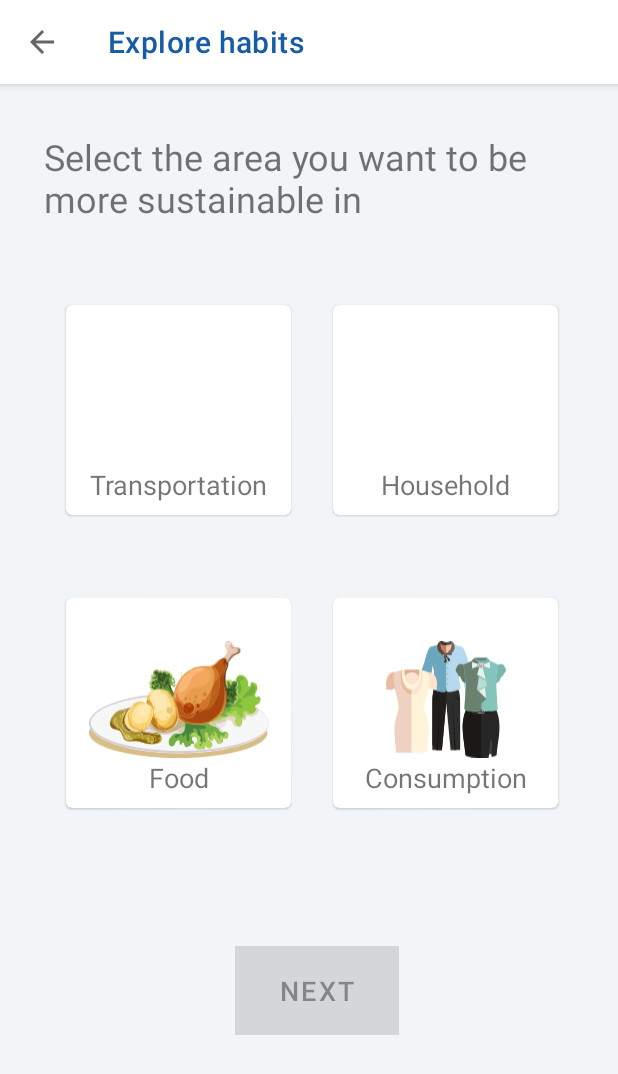
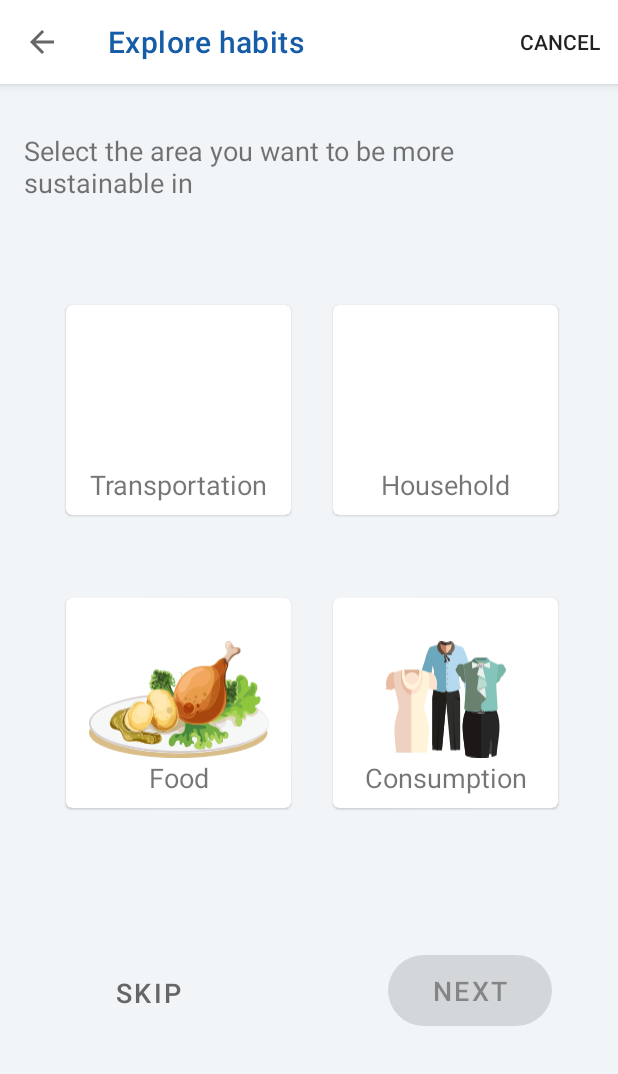
Before and after one commit to luksurious/hci-sustainabilitycoach, an Android app: the ExploreActivity screen opened directly, with no data from a screen before it, on a phone screen of 412 x 824 dp. Shown: the top 1074 px of the screen. Run offline under Robolectric (Android 15) with nearby library versions, the phone set to English and light mode, and no system bars.

Commit message:
add skip and cancel buttons to explore, organize code a bit

```diff
--- a/app/src/main/AndroidManifest.xml
+++ b/app/src/main/AndroidManifest.xml
@@ -22,7 +22,7 @@
         </activity>
 
         <activity
-            android:name=".ExploreActivity"
+            android:name=".explore.ExploreActivity"
             android:parentActivityName=".MainActivity" />
     </application>
 
--- a/app/src/main/java/eu/eitdigital/hcid/sustainabilitycoach/HomeFragment.kt
+++ b/app/src/main/java/eu/eitdigital/hcid/sustainabilitycoach/HomeFragment.kt
@@ -6,6 +6,7 @@ import android.view.LayoutInflater
 import android.view.View
 import android.view.ViewGroup
 import androidx.fragment.app.Fragment
+import eu.eitdigital.hcid.sustainabilitycoach.explore.ExploreActivity
 import kotlinx.android.synthetic.main.home_fragment.*
 
 class HomeFragment() : Fragment() {
--- a/app/src/main/java/eu/eitdigital/hcid/sustainabilitycoach/ExploreActivity.kt
+++ b/app/src/main/java/eu/eitdigital/hcid/sustainabilitycoach/explore/ExploreActivity.kt
@@ -1,16 +1,23 @@
-package eu.eitdigital.hcid.sustainabilitycoach
+package eu.eitdigital.hcid.sustainabilitycoach.explore
 
+import android.content.Intent
 import androidx.appcompat.app.AppCompatActivity
 import android.os.Bundle
+import android.view.Menu
 import android.view.MenuItem
 import android.widget.Toast
-import androidx.core.app.NavUtils
 import androidx.fragment.app.Fragment
+import com.google.android.material.snackbar.Snackbar
+import eu.eitdigital.hcid.sustainabilitycoach.MainActivity
+import eu.eitdigital.hcid.sustainabilitycoach.R
+import eu.eitdigital.hcid.sustainabilitycoach.model.ExploreFilters
 import kotlinx.android.synthetic.main.activity_explore.*
 
-class ExploreActivity : AppCompatActivity(), ExploreFragmentInteractionListener {
+class ExploreActivity : AppCompatActivity(),
+    ExploreFragmentInteractionListener {
 
-    var filters: ExploreFilters = ExploreFilters("", "")
+    var filters: ExploreFilters =
+        ExploreFilters("", "")
 
     var state: String = ""
 
@@ -26,15 +33,25 @@ class ExploreActivity : AppCompatActivity(), ExploreFragmentInteractionListener
     }
 
     private fun showCategorySelection(addToStack: Boolean = true) {
-        openFragment(ExploreCategoryFragment.newInstance(filters.category), addToStack)
+        openFragment(
+            ExploreCategoryFragment.newInstance(
+                filters.category
+            ), addToStack)
     }
     private fun showDifficultySelection(addToStack: Boolean = true) {
         state = ExploreDifficultyFragment.STEP
-        openFragment(ExploreDifficultyFragment.newInstance(filters.difficulty), addToStack)
+        openFragment(
+            ExploreDifficultyFragment.newInstance(
+                filters.difficulty
+            ), addToStack)
     }
     private fun showResultsSelection(addToStack: Boolean = true) {
         state = ExploreResultsFragment.STEP
-        openFragment(ExploreResultsFragment.newInstance(filters.category, filters.difficulty), addToStack)
+        openFragment(
+            ExploreResultsFragment.newInstance(
+                filters.category,
+                filters.difficulty
+            ), addToStack)
     }
 
     private fun openFragment(fragment: Fragment, addToBackStack: Boolean = true) {
@@ -57,6 +74,11 @@ class ExploreActivity : AppCompatActivity(), ExploreFragmentInteractionListener
         }
     }
 
+    override fun onCreateOptionsMenu(menu: Menu?): Boolean {
+        menuInflater.inflate(R.menu.explore_options, menu)
+        return true
+    }
+
     override fun goBackToCategorySelection() {
         // TODO: does this work in any scenario/flow;
         //  is there a state where you enter results without coming from the selection process?
@@ -73,6 +95,11 @@ class ExploreActivity : AppCompatActivity(), ExploreFragmentInteractionListener
 
                 return true
             }
+            R.id.explore_cancel -> {
+                val intent = Intent(this, MainActivity::class.java)
+                intent.flags = Intent.FLAG_ACTIVITY_CLEAR_TASK or Intent.FLAG_ACTIVITY_NEW_TASK
+                startActivity(intent)
+            }
         }
         return super.onOptionsItemSelected(item)
     }
@@ -83,4 +110,10 @@ class ExploreActivity : AppCompatActivity(), ExploreFragmentInteractionListener
     override fun setDifficultySelection(difficulty: String) {
         filters.difficulty = difficulty
     }
+
+    override fun showUnsupportedActionMessage() {
+        Snackbar.make(fragment_container, "This selection is currently not supported!", Snackbar.LENGTH_LONG)
+            .show()
+    }
+
 }
--- a/app/src/main/java/eu/eitdigital/hcid/sustainabilitycoach/ExploreCategoryFragment.kt
+++ b/app/src/main/java/eu/eitdigital/hcid/sustainabilitycoach/explore/ExploreCategoryFragment.kt
@@ -1,4 +1,4 @@
-package eu.eitdigital.hcid.sustainabilitycoach
+package eu.eitdigital.hcid.sustainabilitycoach.explore
 
 import android.content.Context
 import android.os.Bundle
@@ -8,6 +8,8 @@ import android.view.View
 import android.view.ViewGroup
 import com.google.android.material.card.MaterialCardView
 import com.google.android.material.snackbar.Snackbar
+import eu.eitdigital.hcid.sustainabilitycoach.R
+import eu.eitdigital.hcid.sustainabilitycoach.model.Category
 import kotlinx.android.synthetic.main.fragment_explore_category.*
 
 private const val ARG_CATEGORY = "category"
@@ -53,8 +55,7 @@ class ExploreCategoryFragment : Fragment() {
 
         next_button.setOnClickListener {
             if (activeCategories.size != 1 || !activeCategories.contains(Category.FOOD.category)) {
-                Snackbar.make(card_category_food, "This selection is currently not supported!", Snackbar.LENGTH_LONG)
-                    .show()
+                listener?.showUnsupportedActionMessage()
 
                 return@setOnClickListener
             }
@@ -66,6 +67,8 @@ class ExploreCategoryFragment : Fragment() {
         if (activeCategories.size == 0) {
             next_button.isEnabled = false
         }
+
+        skip_button.setOnClickListener { listener?.showUnsupportedActionMessage() }
     }
 
     private fun toggleCategorySelection(category: Category, card: MaterialCardView) {
--- a/app/src/main/java/eu/eitdigital/hcid/sustainabilitycoach/ExploreDifficultyFragment.kt
+++ b/app/src/main/java/eu/eitdigital/hcid/sustainabilitycoach/explore/ExploreDifficultyFragment.kt
@@ -1,4 +1,4 @@
-package eu.eitdigital.hcid.sustainabilitycoach
+package eu.eitdigital.hcid.sustainabilitycoach.explore
 
 import android.content.Context
 import android.os.Bundle
@@ -7,6 +7,8 @@ import android.view.LayoutInflater
 import android.view.View
 import android.view.ViewGroup
 import com.google.android.material.snackbar.Snackbar
+import eu.eitdigital.hcid.sustainabilitycoach.R
+import eu.eitdigital.hcid.sustainabilitycoach.model.Difficulty
 import kotlinx.android.synthetic.main.fragment_explore_difficulty.*
 import kotlinx.android.synthetic.main.fragment_explore_difficulty.next_button
 
@@ -67,6 +69,8 @@ class ExploreDifficultyFragment : Fragment() {
             Difficulty.MEDIUM.difficulty -> difficulty_button_group.check(R.id.button_medium)
             Difficulty.DIFFICULT.difficulty -> difficulty_button_group.check(R.id.button_difficult)
         }
+
+        skip_button.setOnClickListener { listener?.showUnsupportedActionMessage() }
     }
 
     override fun onAttach(context: Context) {
--- a/app/src/main/java/eu/eitdigital/hcid/sustainabilitycoach/ExploreFragmentInteractionListener.kt
+++ b/app/src/main/java/eu/eitdigital/hcid/sustainabilitycoach/explore/ExploreFragmentInteractionListener.kt
@@ -1,4 +1,4 @@
-package eu.eitdigital.hcid.sustainabilitycoach
+package eu.eitdigital.hcid.sustainabilitycoach.explore
 
 /**
  * This interface must be implemented by activities that contain this
@@ -19,4 +19,6 @@ interface ExploreFragmentInteractionListener {
     fun setDifficultySelection(difficulty: String)
 
     fun goBackToCategorySelection()
+
+    fun showUnsupportedActionMessage()
 }
--- a/app/src/main/java/eu/eitdigital/hcid/sustainabilitycoach/ExploreResultsFragment.kt
+++ b/app/src/main/java/eu/eitdigital/hcid/sustainabilitycoach/explore/ExploreResultsFragment.kt
@@ -1,12 +1,12 @@
-package eu.eitdigital.hcid.sustainabilitycoach
+package eu.eitdigital.hcid.sustainabilitycoach.explore
 
 import android.content.Context
-import android.content.Intent
 import android.os.Bundle
 import androidx.fragment.app.Fragment
 import android.view.LayoutInflater
 import android.view.View
 import android.view.ViewGroup
+import eu.eitdigital.hcid.sustainabilitycoach.R
 import kotlinx.android.synthetic.main.fragment_explore_results.*
 
 
--- a/app/src/main/java/eu/eitdigital/hcid/sustainabilitycoach/Category.kt
+++ b/app/src/main/java/eu/eitdigital/hcid/sustainabilitycoach/model/Category.kt
@@ -1,4 +1,4 @@
-package eu.eitdigital.hcid.sustainabilitycoach
+package eu.eitdigital.hcid.sustainabilitycoach.model
 
 enum class Category(val category: String) {
     FOOD("Food"),
--- a/app/src/main/java/eu/eitdigital/hcid/sustainabilitycoach/Difficulty.kt
+++ b/app/src/main/java/eu/eitdigital/hcid/sustainabilitycoach/model/Difficulty.kt
@@ -1,4 +1,4 @@
-package eu.eitdigital.hcid.sustainabilitycoach
+package eu.eitdigital.hcid.sustainabilitycoach.model
 
 enum class Difficulty(val difficulty: String) {
     EASY("Easy"),
--- a/app/src/main/java/eu/eitdigital/hcid/sustainabilitycoach/ExploreFilters.kt
+++ b/app/src/main/java/eu/eitdigital/hcid/sustainabilitycoach/model/ExploreFilters.kt
@@ -1,3 +1,3 @@
-package eu.eitdigital.hcid.sustainabilitycoach
+package eu.eitdigital.hcid.sustainabilitycoach.model
 
 data class ExploreFilters(var category: String, var difficulty: String)
--- a/app/src/main/res/layout/activity_details_dialog.xml
+++ b/app/src/main/res/layout/activity_details_dialog.xml
@@ -4,7 +4,7 @@
     xmlns:tools="http://schemas.android.com/tools"
     android:layout_width="match_parent"
     android:layout_height="match_parent"
-    tools:context=".ExploreActivity">
+    tools:context=".explore.ExploreActivity">
 
     <ImageView
             android:layout_width="413dp"
--- a/app/src/main/res/layout/activity_explore.xml
+++ b/app/src/main/res/layout/activity_explore.xml
@@ -4,7 +4,7 @@
     xmlns:tools="http://schemas.android.com/tools"
     android:layout_width="match_parent"
     android:layout_height="match_parent"
-    tools:context=".ExploreActivity">
+    tools:context=".explore.ExploreActivity">
 
     <com.google.android.material.appbar.AppBarLayout
         android:id="@+id/appBarLayout"
--- a/app/src/main/res/layout/fragment_explore_category.xml
+++ b/app/src/main/res/layout/fragment_explore_category.xml
@@ -4,22 +4,22 @@
                                                    xmlns:app="http://schemas.android.com/apk/res-auto"
                                                    android:layout_width="match_parent"
                                                    android:layout_height="match_parent"
-                                                   tools:context=".ExploreCategoryFragment"
+                                                   tools:context=".explore.ExploreCategoryFragment"
                                                    android:background="#FFFFFF"
                                                    android:backgroundTint="@color/backgroundColour">
 
     <TextView
         android:id="@+id/textView2"
-            android:layout_width="354dp"
+        android:layout_width="0dp"
         android:layout_height="60dp"
-            android:layout_marginStart="8dp"
+        android:layout_marginStart="16dp"
         android:layout_marginTop="32dp"
-            android:layout_marginEnd="8dp"
+        android:layout_marginEnd="16dp"
         android:text="@string/explore_category_text"
-            android:textSize="24sp"
+        android:textSize="18sp"
         app:layout_constraintEnd_toEndOf="parent"
         app:layout_constraintStart_toStartOf="parent"
-            app:layout_constraintTop_toTopOf="parent"/>
+        app:layout_constraintTop_toTopOf="parent" />
 
     <com.google.android.material.card.MaterialCardView
             android:id="@+id/card_category_transportation"
@@ -47,7 +47,7 @@
                     android:layout_marginStart="8dp"
                     android:layout_marginEnd="8dp"
                     android:layout_marginBottom="8dp"
-                    android:text="Transportation"
+                    android:text="@string/category_transportation"
                     android:textSize="18sp"
                     app:layout_constraintBottom_toBottomOf="parent"
                     app:layout_constraintEnd_toEndOf="parent"
@@ -78,7 +78,7 @@
                     android:layout_marginStart="8dp"
                     android:layout_marginEnd="8dp"
                     android:layout_marginBottom="8dp"
-                    android:text="Household"
+                    android:text="@string/category_household"
                     android:textSize="18sp"
                     app:layout_constraintBottom_toBottomOf="parent"
                     app:layout_constraintEnd_toEndOf="parent"
@@ -126,7 +126,7 @@
                     android:layout_marginStart="8dp"
                     android:layout_marginEnd="8dp"
                     android:layout_marginBottom="8dp"
-                    android:text="Food"
+                    android:text="@string/category_food"
                     android:textSize="18sp"
                     app:layout_constraintBottom_toBottomOf="parent"
                     app:layout_constraintEnd_toEndOf="parent"
@@ -169,7 +169,7 @@
                     android:layout_marginStart="8dp"
                     android:layout_marginEnd="8dp"
                     android:layout_marginBottom="8dp"
-                    android:text="Consumption"
+                    android:text="@string/category_consumption"
                     android:textSize="18sp"
                     app:layout_constraintBottom_toBottomOf="parent"
                     app:layout_constraintEnd_toEndOf="parent"
@@ -178,22 +178,39 @@
     </com.google.android.material.card.MaterialCardView>
 
     <com.google.android.material.button.MaterialButton
+        android:id="@+id/skip_button"
+        android:layout_width="109dp"
+        android:layout_height="59dp"
+        android:layout_marginStart="16dp"
+        android:layout_marginTop="8dp"
+        android:layout_marginEnd="8dp"
+        android:layout_marginBottom="8dp"
+        android:text="@string/explore_button_skip"
+        android:textSize="18sp"
+        style="@style/AppTheme.MaterialButton.Text"
+        app:cornerRadius="24dp"
+        app:layout_constraintBottom_toBottomOf="parent"
+        app:layout_constraintEnd_toEndOf="parent"
+        app:layout_constraintHorizontal_bias="0.1"
+        app:layout_constraintStart_toStartOf="parent"
+        app:layout_constraintTop_toBottomOf="@+id/textView2"
+        app:layout_constraintVertical_bias="0.793" />
+
+    <com.google.android.material.button.MaterialButton
         android:id="@+id/next_button"
         android:layout_width="109dp"
         android:layout_height="59dp"
-            android:layout_marginStart="20dp"
-            android:layout_marginEnd="8dp"
+        android:layout_marginStart="8dp"
+        android:layout_marginEnd="16dp"
         android:layout_marginBottom="8dp"
-            android:background="#FFFFFF"
-            android:backgroundTint="@color/colorAccent"
         android:text="@string/explore_button_next"
         android:textSize="18sp"
-            app:cornerRadius="30dp"
+        app:cornerRadius="24dp"
         app:layout_constraintBottom_toBottomOf="parent"
         app:layout_constraintEnd_toEndOf="parent"
-            app:layout_constraintHorizontal_bias="0.498"
+        app:layout_constraintHorizontal_bias="0.9"
         app:layout_constraintStart_toStartOf="parent"
         app:layout_constraintTop_toBottomOf="@+id/textView2"
-            app:layout_constraintVertical_bias="0.793"/>
+        app:layout_constraintVertical_bias="0.793" />
 
 </androidx.constraintlayout.widget.ConstraintLayout>
--- a/app/src/main/res/layout/fragment_explore_results.xml
+++ b/app/src/main/res/layout/fragment_explore_results.xml
@@ -6,7 +6,7 @@
         android:layout_width="match_parent"
         android:orientation="vertical"
         android:layout_height="match_parent"
-        tools:context=".ExploreResultsFragment"
+        tools:context=".explore.ExploreResultsFragment"
         android:backgroundTint="@color/backgroundColour"
         android:background="#F1F5F8">
     <ScrollView
--- /dev/null
+++ b/app/src/main/res/menu/explore_options.xml
@@ -0,0 +1,9 @@
+<?xml version="1.0" encoding="utf-8"?>
+<menu xmlns:android="http://schemas.android.com/apk/res/android"
+    xmlns:app="http://schemas.android.com/apk/res-auto">
+
+    <item
+        android:id="@+id/explore_cancel"
+        android:title="@android:string/cancel"
+        app:showAsAction="ifRoom" />
+</menu>
--- a/app/src/main/res/values/colors.xml
+++ b/app/src/main/res/values/colors.xml
@@ -7,5 +7,6 @@
     <color name="colorLight">#FFFFFF</color>
     <color name="colorDarkGreen">#00B6A4</color>
     <color name="backgroundColour">#F1F5F8</color>
+    <color name="grey">#666</color>
 
 </resources>
--- a/app/src/main/res/values/strings.xml
+++ b/app/src/main/res/values/strings.xml
@@ -23,5 +23,13 @@
     <string name="menu_start_after_twoweeks">Start (after two weeks)</string>
     <string name="navigation_drawer_open">Open navigation drawer</string>
     <string name="navigation_drawer_close">Close navigation drawer</string>
+    <string name="difficulty_easy">Easy</string>
+    <string name="difficulty_medium">Medium</string>
+    <string name="difficulty_difficult">Difficult</string>
+    <string name="category_consumption">Consumption</string>
+    <string name="category_food">Food</string>
+    <string name="category_household">Household</string>
+    <string name="category_transportation">Transportation</string>
+    <string name="explore_button_skip">Skip</string>
 
 </resources>
--- a/app/src/main/res/values/styles.xml
+++ b/app/src/main/res/values/styles.xml
@@ -7,6 +7,7 @@
         <item name="colorPrimaryDark">@color/colorPrimaryDark</item>
         <item name="colorAccent">@color/colorAccent</item>
         <item name="colorSecondary">@color/colorSecondary</item>
+        <item name="colorOnPrimary">@color/colorLight</item>
     </style>
     <style name="AppTheme.MaterialCardView.checkable" parent="@style/Widget.MaterialComponents.CardView">
         <item name="android:checkable">true</item>
@@ -27,4 +28,7 @@
     <style name="AppTheme.AppBarOverlay" parent="ThemeOverlay.MaterialComponents.Dark.ActionBar"/>
     <style name="AppTheme.PopupOverlay" parent="ThemeOverlay.MaterialComponents.Light"/>
 
+    <style name="AppTheme.MaterialButton.Text" parent="Widget.MaterialComponents.Button.TextButton">
+        <item name="android:textColor">@color/grey</item>
+    </style>
 </resources>
```
Also changed, not shown: app/src/main/res/layout/fragment_explore_difficulty.xml (+31 -14 lines). Lines whose indentation alone changed are shown as unchanged.
